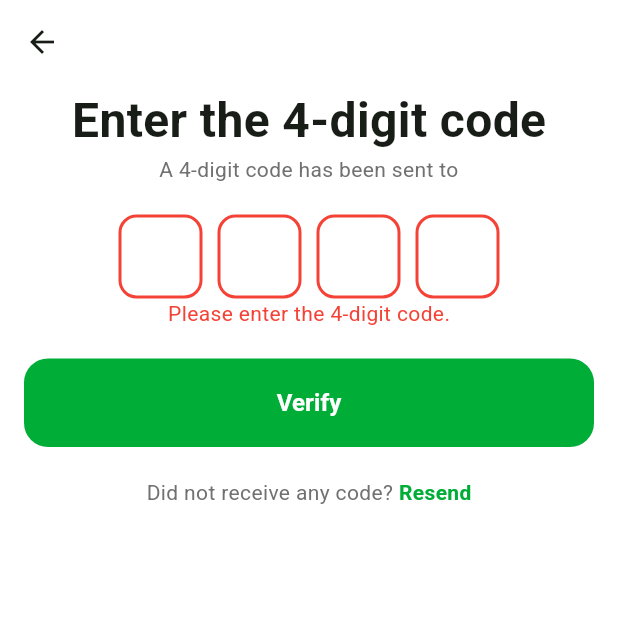
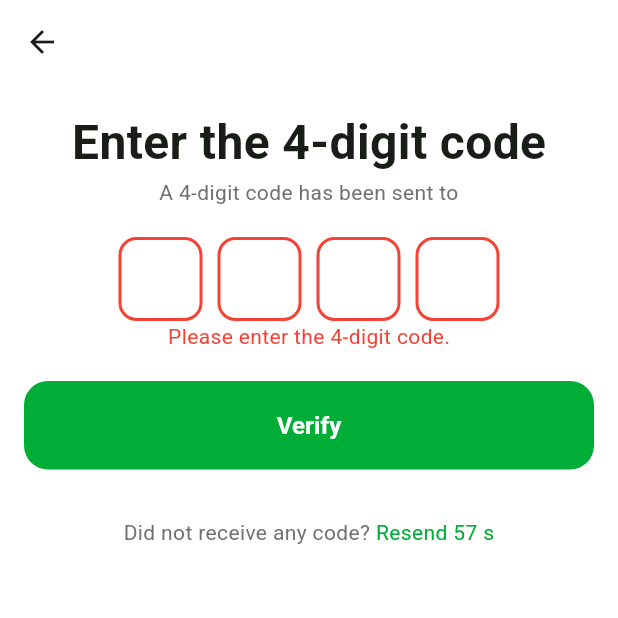
Before and after one commit to AppVanguard/Deals, a Flutter app: the OtpVerficationView screen opened directly with empty values, after a tap on "Verify", on a phone screen of 412 x 824 dp, the top half of it. Run offline on Flutter 3.47's test engine with Material 3 defaults, Android fonts, the phone set to English and light mode, and no system bars; drawn by our look-alikes of modal_progress_hud_nsn; our stand-ins replace cloud_firestore, country_picker, dartz, dots_indicator, firebase_auth, firebase_core and 9 more; missing offline and left inert: animated_snack_bar, flutter_facebook_auth; accounts and stored records are empty; network calls fail; project files that could hold a hidden picture were left out.

```diff
--- a/lib/features/auth/presentation/manager/cubits/otp_verify_cubit/otp_verify_cubit.dart
+++ b/lib/features/auth/presentation/manager/cubits/otp_verify_cubit/otp_verify_cubit.dart
@@ -1,3 +1,6 @@
+// otp_verify_cubit.dart
+
+import 'dart:async';
 import 'package:flutter_bloc/flutter_bloc.dart';
 import 'package:in_pocket/features/auth/domain/entities/user_entity.dart';
 import 'package:in_pocket/features/auth/domain/repos/auth_repo.dart';
@@ -8,20 +11,66 @@ part 'otp_verify_state.dart';
 
 class OtpVerifyCubit extends Cubit<OtpVerifyState> {
   final AuthRepo authRepo;
+  Timer? _resendTimer;
+  int _timeLeft = 60;
 
   OtpVerifyCubit(this.authRepo) : super(OtpVerifyInitial());
 
+  /// Verify the OTP code.
   Future<void> verifyOtp({required String email, required String otp}) async {
     emit(OtpVerifyLoading());
     final result = await authRepo.sendOtp(email: email, otp: otp);
     result.fold(
       (failure) => emit(OtpVerifyFailure(message: failure.message)),
-      (userEntity) => emit(
-        OtpVerifySuccess(
-          message: S.current.OtpVerfiedSuccess,
-          userEntity: userEntity,
-        ),
-      ),
+      (userEntity) => emit(OtpVerifySuccess(
+        message: S.current.OtpVerfiedSuccess,
+        userEntity: userEntity,
+      )),
     );
   }
+
+  /// Immediately start the timer so the user can't spam requests,
+  /// then call the repository's resend API call.
+  Future<void> resendOtp(String email) async {
+    // 1) Immediately start the countdown so the UI switches to disabled state.
+    _startResendTimer();
+
+    // 2) Perform the network call in parallel.
+    final result = await authRepo.resendOtp(email: email);
+    result.fold(
+      (failure) {
+        // If you want to revert the timer on failure, do it here.
+        // Otherwise, leave the countdown as is until it finishes.
+        emit(OtpVerifyFailure(message: failure.message));
+      },
+      (success) {
+        // On success, we do nothing special. The timer keeps running.
+      },
+    );
+  }
+
+  /// Helper to start the 60-second countdown and emit states.
+  void _startResendTimer() {
+    // Cancel any existing timer
+    _resendTimer?.cancel();
+
+    _timeLeft = 60;
+    emit(OtpTimerRunning(timeLeft: _timeLeft));
+
+    _resendTimer = Timer.periodic(const Duration(seconds: 1), (timer) {
+      _timeLeft--;
+      if (_timeLeft <= 0) {
+        timer.cancel();
+        emit(OtpTimerFinished());
+      } else {
+        emit(OtpTimerRunning(timeLeft: _timeLeft));
+      }
+    });
+  }
+
+  @override
+  Future<void> close() {
+    _resendTimer?.cancel();
+    return super.close();
+  }
 }
--- a/lib/features/auth/presentation/manager/cubits/otp_verify_cubit/otp_verify_state.dart
+++ b/lib/features/auth/presentation/manager/cubits/otp_verify_cubit/otp_verify_state.dart
@@ -4,6 +4,8 @@ part of 'otp_verify_cubit.dart';
 sealed class OtpVerifyState {}
 
 final class OtpVerifyInitial extends OtpVerifyState {}
+
+final class OtpVerifyLoading extends OtpVerifyState {}
 
 final class OtpVerifySuccess extends OtpVerifyState {
   final String message;
@@ -18,4 +20,12 @@ final class OtpVerifyFailure extends OtpVerifyState {
   OtpVerifyFailure({required this.message});
 }
 
-final class OtpVerifyLoading extends OtpVerifyState {}
+/// Emitted while the 60-second resend timer is running.
+final class OtpTimerRunning extends OtpVerifyState {
+  final int timeLeft;
+  OtpTimerRunning({required this.timeLeft});
+}
+
+/// Emitted when the 60-second timer finishes,
+/// meaning the user can resend again.
+final class OtpTimerFinished extends OtpVerifyState {}
--- a/lib/features/auth/presentation/views/widgets/otp_verfication_view_body.dart
+++ b/lib/features/auth/presentation/views/widgets/otp_verfication_view_body.dart
@@ -8,6 +8,7 @@ import 'package:in_pocket/core/utils/app_colors.dart';
 import 'package:in_pocket/core/utils/app_images.dart';
 import 'package:in_pocket/core/utils/app_text_styles.dart';
 import 'package:in_pocket/core/widgets/custom_button.dart';
+import 'package:in_pocket/core/widgets/custom_progress_hud.dart';
 import 'package:in_pocket/features/auth/presentation/manager/cubits/otp_verify_cubit/otp_verify_cubit.dart';
 import 'package:in_pocket/generated/l10n.dart';
 
@@ -15,15 +16,16 @@ class OTPVerificationViewBody extends StatefulWidget {
   const OTPVerificationViewBody({
     super.key,
     required this.email,
+    required this.id,
     this.image,
     required this.routeName,
     this.errorMessage,
-    required this.id, // error message coming from cubit failure
   });
+
   final String email, id;
   final String? image;
   final String routeName;
-  final String? errorMessage;
+  final String? errorMessage; // Error from cubit if OTP is invalid
 
   @override
   State<OTPVerificationViewBody> createState() =>
@@ -40,6 +42,15 @@ class _OTPVerificationViewBodyState extends State<OTPVerificationViewBody> {
   AutovalidateMode autovalidateMode = AutovalidateMode.disabled;
   final GlobalKey<FormState> formKey = GlobalKey<FormState>();
   bool _showFieldError = false;
+
+  @override
+  void initState() {
+    super.initState();
+    // Start the 60-second timer as soon as the screen appears.
+    // If you prefer to start the timer only after the first OTP request,
+    // move this logic accordingly.
+    context.read<OtpVerifyCubit>().resendOtp(widget.email);
+  }
 
   @override
   void dispose() {
@@ -97,8 +108,6 @@ class _OTPVerificationViewBodyState extends State<OTPVerificationViewBody> {
     if (!hasEmptyFields) {
       String otpCode = _controllers.map((e) => e.text).join();
       log("Entered OTP: $otpCode");
-      // Trigger OTP verification via your cubit.
-      // For example:
       context
           .read<OtpVerifyCubit>()
           .verifyOtp(email: widget.email, otp: otpCode);
@@ -126,7 +135,7 @@ class _OTPVerificationViewBodyState extends State<OTPVerificationViewBody> {
 
   /// Returns a focused border with red color if the cubit error is present.
   OutlineInputBorder buildFocusedBorder(int index) {
-    Color borderColor =
+    final borderColor =
         widget.errorMessage != null ? Colors.red : AppColors.primary;
     return OutlineInputBorder(
       borderSide: BorderSide(
@@ -139,25 +148,39 @@ class _OTPVerificationViewBodyState extends State<OTPVerificationViewBody> {
 
   @override
   Widget build(BuildContext context) {
+    /// Listen for timer updates.
+    final otpState = context.watch<OtpVerifyCubit>().state;
+    bool timerIsRunning = false;
+    int secondsLeft = 0;
+
+    if (otpState is OtpTimerRunning) {
+      timerIsRunning = true;
+      secondsLeft = otpState.timeLeft;
+    } else if (otpState is OtpTimerFinished) {
+      timerIsRunning = false;
+    }
+
     return SingleChildScrollView(
       child: Form(
         key: formKey,
         autovalidateMode: autovalidateMode,
         child: Center(
           child: Column(
-            mainAxisAlignment: MainAxisAlignment.center,
             children: [
-              const SizedBox(height: 1),
+              const SizedBox(height: 16),
+              // Optional image
               if (widget.image != null)
                 SvgPicture.asset(widget.image!)
               else
                 const SizedBox(),
-              widget.image != null
-                  ? Text(
+              // Header text
+              if (widget.image != null)
+                Text(
                   S.of(context).OTPVerification,
                   style: AppTextStyles.bold32,
                 )
-                  : Text(
+              else
+                Text(
                   S.of(context).EnterCode,
                   style: AppTextStyles.bold32,
                 ),
@@ -167,6 +190,7 @@ class _OTPVerificationViewBodyState extends State<OTPVerificationViewBody> {
                     .copyWith(color: AppColors.secondaryText),
                 textAlign: TextAlign.center,
               ),
+              // OTP Fields
               Row(
                 mainAxisAlignment: MainAxisAlignment.center,
                 children: List.generate(4, (index) {
@@ -180,11 +204,6 @@ class _OTPVerificationViewBodyState extends State<OTPVerificationViewBody> {
                         return KeyEventResult.ignored;
                       },
                       child: TextFormField(
-                        validator: (value) {
-                          return value!.isNotEmpty
-                              ? null
-                              : S.of(context).OTPValidator;
-                        },
                         cursorHeight: 30,
                         controller: _controllers[index],
                         focusNode: _focusNodes[index],
@@ -205,13 +224,13 @@ class _OTPVerificationViewBodyState extends State<OTPVerificationViewBody> {
                   );
                 }),
               ),
-              // Show local field error if applicable (fields empty).
+              // Local validation error (e.g. if any field is empty)
               if (_showFieldError)
                 Text(
                   S.of(context).OTPValidator,
                   style: AppTextStyles.regular14.copyWith(color: Colors.red),
                 ),
-              // Show backend error container if an errorMessage is provided from cubit.
+              // Server-side error from cubit
               if (widget.errorMessage != null)
                 Container(
                   width: 122,
@@ -225,7 +244,6 @@ class _OTPVerificationViewBodyState extends State<OTPVerificationViewBody> {
                   ),
                   child: Row(
                     mainAxisAlignment: MainAxisAlignment.center,
-                    crossAxisAlignment: CrossAxisAlignment.center,
                     children: [
                       SvgPicture.asset(AppImages.assetsImagesWarning),
                       const SizedBox(width: 8),
@@ -237,27 +255,47 @@ class _OTPVerificationViewBodyState extends State<OTPVerificationViewBody> {
                     ],
                   ),
                 ),
+              // Verify Button
               CustomButton(
                 width: double.infinity,
                 onPressed: _validateFields,
                 text: S.of(context).Verify,
               ),
+              // Resend Section
+              const SizedBox(height: 12),
               Text.rich(
                 TextSpan(
                   children: [
                     TextSpan(
                       text: S.of(context).NoCode,
                       style: AppTextStyles.regular14
-                            .copyWith(color: AppColors.secondaryText)),
+                          .copyWith(color: AppColors.secondaryText),
+                    ),
                     const TextSpan(text: ' '),
+                    if (timerIsRunning) ...[
+                      // Show the countdown, e.g. "Resend in 45s"
                       TextSpan(
-                      recognizer: TapGestureRecognizer()..onTap = () {},
+                        text: '${S.of(context).Resend} $secondsLeft s',
+                        style: AppTextStyles.regular14
+                            .copyWith(color: AppColors.primary),
+                      ),
+                    ] else ...[
+                      // Timer finished, user can tap to resend
+                      TextSpan(
+                        recognizer: TapGestureRecognizer()
+                          ..onTap = () {
+                            context
+                                .read<OtpVerifyCubit>()
+                                .resendOtp(widget.email);
+                          },
                         text: S.of(context).Resend,
                         style: AppTextStyles.bold14
                             .copyWith(color: AppColors.primary),
                       ),
                     ],
+                  ],
                 ),
+                textAlign: TextAlign.center,
               ),
               const SizedBox(height: 20),
             ],
--- a/lib/features/auth/presentation/views/widgets/personal_data_view_body.dart
+++ b/lib/features/auth/presentation/views/widgets/personal_data_view_body.dart
@@ -126,7 +126,7 @@ class _PersonalDataViewBodyState extends State<PersonalDataViewBody> {
                       id: widget.id,
                       city: city,
                       country: selectedGender,
-                      dateOfBirth: birthday!.toIso8601String(),
+                      dateOfBirth: birthday?.toIso8601String() ?? "",
                       gender: selectedGender,
                     );
               },
```
Lines whose indentation alone changed are shown as unchanged.
